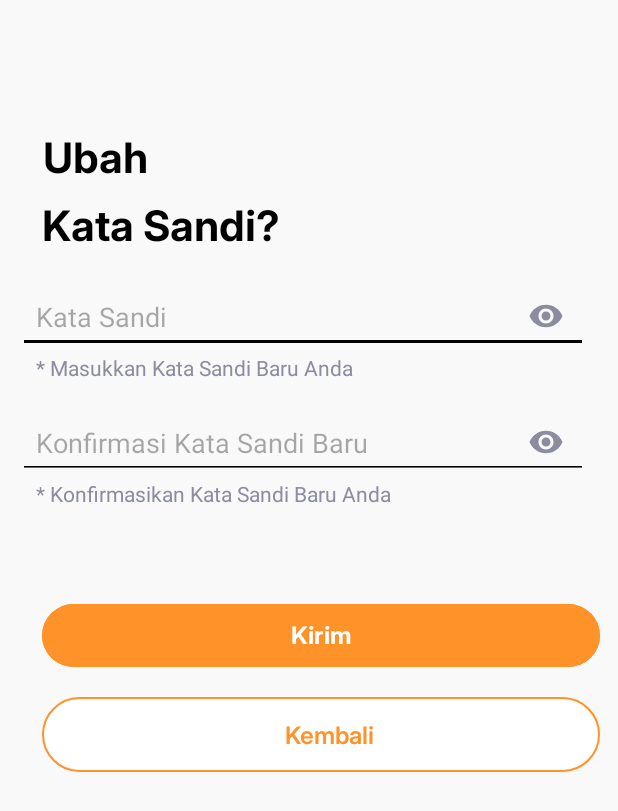
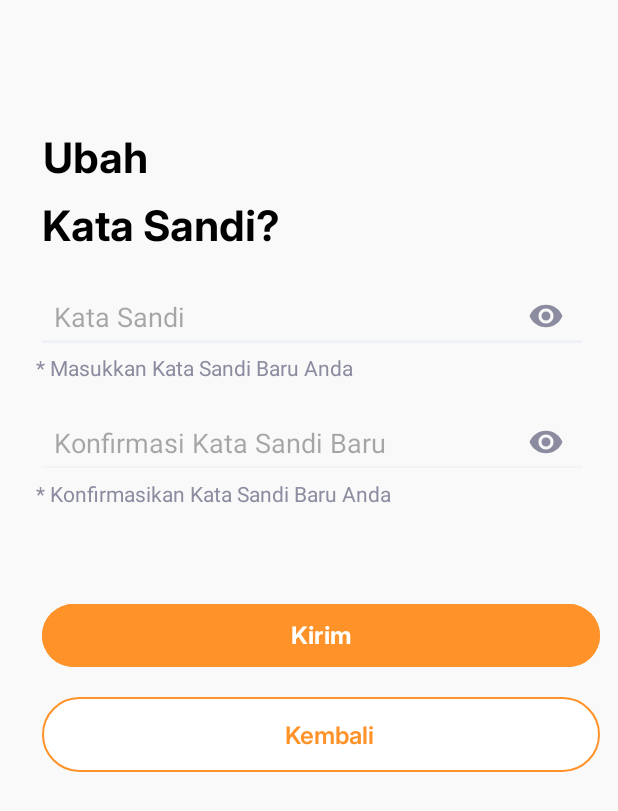
Before and after one commit to riandafatur28/Project_PelatihanKu, an Android app: the layout fragment_reset_password.xml on its own in the app's theme, with its tools: preview values and no code run, on a phone screen of 412 x 824 dp. Shown: the top 811 px of the screen. Run offline under Robolectric (Android 15) with nearby library versions, the phone set to English and light mode, and no system bars.

Commit message:
Update fragment_reset_password.xml

```diff
--- a/app/src/main/res/layout/fragment_reset_password.xml
+++ b/app/src/main/res/layout/fragment_reset_password.xml
@@ -60,9 +60,10 @@
                 android:id="@+id/inputpassword"
                 android:layout_width="match_parent"
                 android:layout_height="wrap_content"
-                android:backgroundTint="@color/font_black"
+                android:backgroundTint="#EEF2F6"
                 android:focusable="true"
                 android:hint="Kata Sandi"
+                android:layout_marginStart="12dp"
                 android:inputType="textPassword"
                 android:padding="12dp"
                 android:paddingEnd="48dp"
@@ -100,8 +101,9 @@
                 android:id="@+id/konfirmSandiBaru"
                 android:layout_width="match_parent"
                 android:layout_height="wrap_content"
-                android:backgroundTint="@color/font_black"
+                android:backgroundTint="#EEF2F6"
                 android:focusable="true"
+                android:layout_marginStart="12dp"
                 android:hint="Konfirmasi Kata Sandi Baru"
                 android:inputType="textPassword"
                 android:padding="12dp"
```
